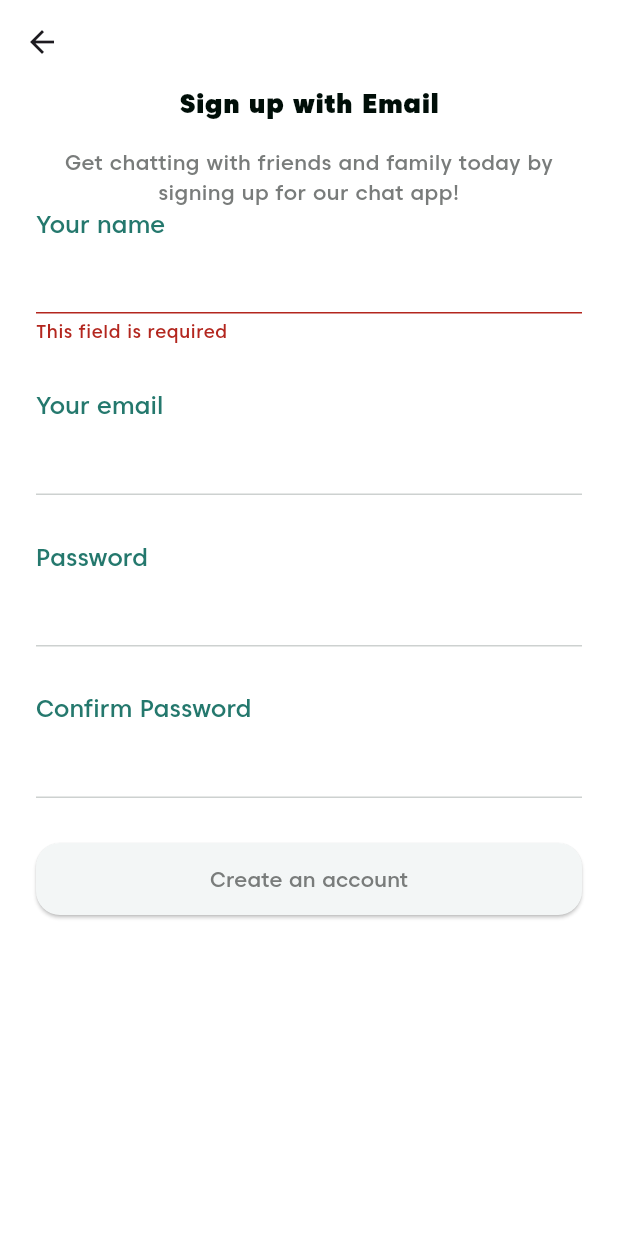
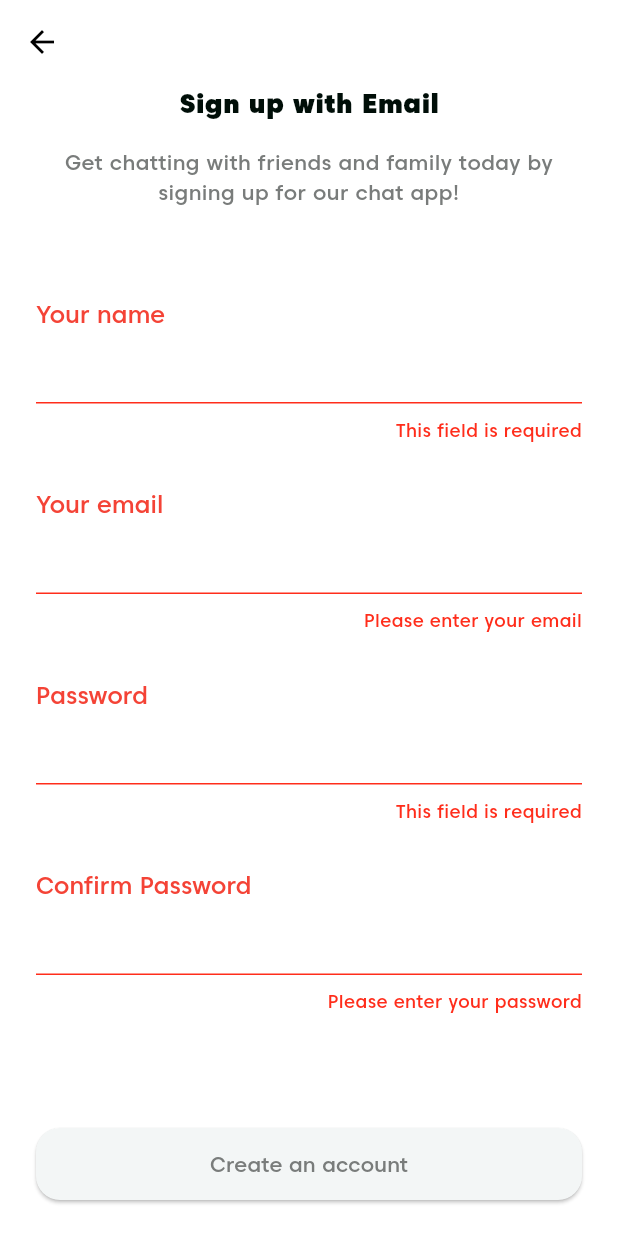
Before and after one commit to htpit1106/Chat-Box-App, a Flutter app: the SignUpPageChild screen opened directly, after a tap on "Create an account", on a phone screen of 412 x 824 dp. Run offline on Flutter 3.47's test engine with Material 3 defaults, Android fonts, the phone set to English and light mode, and no system bars; our stand-ins replace cloud_firestore, equatable, firebase_auth, firebase_core, flutter_bloc, flutter_secure_storage and 3 more; accounts and stored records are empty.

Commit message:
feat: Implement user sign-up and profile creation.

```diff
--- /dev/null
+++ b/devtools_options.yaml
@@ -0,0 +1,3 @@
+description: This file stores settings for Dart & Flutter DevTools.
+documentation: https://docs.flutter.dev/tools/devtools/extensions#configure-extension-enablement-states
+extensions:
--- a/lib/app.dart
+++ b/lib/app.dart
@@ -1,4 +1,5 @@
 import 'package:chatbox/core/global/app_cubit/app_cubit.dart';
+import 'package:chatbox/repository/auth_repository.dart';
 import 'package:flutter/material.dart';
 import 'package:flutter_bloc/flutter_bloc.dart';
 import 'package:flutter_localizations/flutter_localizations.dart';
@@ -7,18 +8,19 @@ import 'core/configs/app_configs.dart';
 import 'core/theme/app_theme.dart';
 import 'generated/l10n.dart';
 import 'navigation/app_router.dart';
+import 'repository/user_repository.dart';
 
-class ChatBoxApp extends StatefulWidget {
+class ChatBoxApp extends StatelessWidget {
   const ChatBoxApp({super.key});
 
   @override
-  State<ChatBoxApp> createState() => _ChatBoxAppState();
-}
-
-class _ChatBoxAppState extends State<ChatBoxApp> {
-  @override
   Widget build(BuildContext context) {
-    return MultiBlocProvider(
+    return MultiRepositoryProvider(
+      providers: [
+        RepositoryProvider<AuthRepository>(create: (_) => AuthRepositoryImpl()),
+        RepositoryProvider<UserRepository>(create: (_) => UserRepositoryImpl()),
+      ],
+      child: MultiBlocProvider(
         providers: [BlocProvider<AppCubit>(create: (context) => AppCubit())],
         child: BlocBuilder<AppCubit, AppState>(
           buildWhen: (previous, current) => previous.currentLanguage != current.currentLanguage,
@@ -44,6 +46,7 @@ class _ChatBoxAppState extends State<ChatBoxApp> {
             );
           },
         ),
+      ),
     );
   }
 }
--- a/lib/core/widgets/app_bar/app_bar_widget.dart
+++ b/lib/core/widgets/app_bar/app_bar_widget.dart
@@ -1,6 +1,6 @@
 import 'package:flutter/material.dart';
 
-class AppBarWidget extends StatelessWidget {
+class AppBarWidget extends StatelessWidget implements PreferredSizeWidget  {
   final VoidCallback? onBack;
   final List<Widget>? actions;
   final Color backgroundColor;
@@ -28,4 +28,8 @@ class AppBarWidget extends StatelessWidget {
       actions: actions,
     );
   }
+
+  @override
+  // TODO: implement preferredSize
+  Size get preferredSize => const Size.fromHeight(kToolbarHeight);
 }
--- a/lib/core/widgets/text_field/app_label_text_field.dart
+++ b/lib/core/widgets/text_field/app_label_text_field.dart
@@ -1,5 +1,4 @@
-import 'dart:ffi';
-
+import 'package:chatbox/core/theme/app_text_style.dart';
 import 'package:flutter/material.dart';
 
 class AppLabelTextField extends StatelessWidget {
@@ -7,13 +6,11 @@ class AppLabelTextField extends StatelessWidget {
   final String hintText;
   final TextEditingController? controller;
   final bool obscureText;
-  // validator
   final String? Function(String?)? validator;
-
 
   const AppLabelTextField({
     super.key,
-    this.label = "",
+    required this.label,
     this.hintText = "",
     this.controller,
     this.obscureText = false,
@@ -22,17 +19,47 @@ class AppLabelTextField extends StatelessWidget {
 
   @override
   Widget build(BuildContext context) {
+    return FormField<String>(
+      validator: validator,
+      builder: (field) {
+        final hasError = field.hasError;
+        final errorText = field.errorText;
+
         return Column(
           crossAxisAlignment: CrossAxisAlignment.start,
           children: [
-        Text(label, style: Theme.of(context).textTheme.labelLarge,),
+            Text(
+              label,
+              style: hasError
+                  ? Theme.of(context)
+                  .textTheme
+                  .labelLarge
+                  ?.copyWith(color: Colors.red)
+                  : Theme.of(context).textTheme.labelLarge,
+            ),
             TextFormField(
               controller: controller,
               obscureText: obscureText,
-          decoration: InputDecoration(hintText: hintText),
-          validator: validator,
+              decoration: InputDecoration(
+                hintText: hintText,
+                errorText: field.hasError ? '' : null,
+              ),
+              onChanged: field.didChange,
+            ),
+            if (hasError)
+              Align(
+                alignment: Alignment.centerRight,
+                child: Padding(
+                  padding: const EdgeInsets.only(top: 4),
+                  child: Text(
+                    errorText!,
+                    style:AppTextStyle.red.s12.w500,
+                  ),
+                ),
               ),
           ],
         );
+      },
+    );
   }
 }
--- /dev/null
+++ b/lib/data/models/user_profile/profile_entity.dart
@@ -0,0 +1,23 @@
+
+import 'package:json_annotation/json_annotation.dart';
+part 'profile_entity.g.dart';
+
+@JsonSerializable(fieldRename: FieldRename.snake)
+class ProfileEntity {
+  final String? uid;
+  final String? email;
+  final String? name;
+  final String? avatarUrl;
+
+  ProfileEntity({
+   this.uid,
+   this.email,
+   this.name,
+   this.avatarUrl,
+});
+  factory ProfileEntity.fromJson(Map<String, dynamic> json) => _$ProfileEntityFromJson(json);
+  Map<String, dynamic> toJson() => _$ProfileEntityToJson(this);
+
+
+
+}
--- a/lib/features/auth/signup/sign_up_cubit.dart
+++ b/lib/features/auth/signup/sign_up_cubit.dart
@@ -1,8 +1,37 @@
+import 'package:chatbox/data/models/user_profile/profile_entity.dart';
 import 'package:chatbox/features/auth/signup/sign_up_navigator.dart';
 import 'package:chatbox/features/auth/signup/sign_up_state.dart';
+import 'package:chatbox/repository/auth_repository.dart';
+import 'package:chatbox/repository/user_repository.dart';
 import 'package:flutter_bloc/flutter_bloc.dart';
 
 class SignUpCubit extends Cubit<SignUpState> {
   final SignUpNavigator navigator;
-  SignUpCubit({required this.navigator}) : super(SignUpState());
+  final AuthRepository authRepositor;
+  final UserRepository userRepository;
+
+  SignUpCubit({required this.navigator, required this.authRepositor, required this.userRepository})
+    : super(SignUpState());
+
+  Future<void> onPressSignUp({
+    required String email,
+    required String password,
+    required String name,
+  }) async {
+    emit(state.copyWith(isLoading: true));
+    try {
+      final credential = await authRepositor.signUp(email: email, password: password);
+      final uid = credential.user?.uid;
+      if (uid == null) {
+        emit(state.copyWith(isLoading: false, error: "Something went wrong"));
+        return;
+      }
+      final profile = ProfileEntity(uid: uid, email: email, name: name);
+      await userRepository.createUserProfile(profile);
+      emit(state.copyWith(isLoading: false, isSuccess: true));
+      navigator.openHome();
+    } catch (e) {
+      emit(state.copyWith(isLoading: false, error: "Something went wrong"));
+    }
+  }
 }
--- a/lib/features/auth/signup/sign_up_page.dart
+++ b/lib/features/auth/signup/sign_up_page.dart
@@ -1,9 +1,13 @@
 import 'package:chatbox/core/constants/ui_constants.dart';
+import 'package:chatbox/core/extensions/num_extension.dart';
 import 'package:chatbox/core/theme/app_colors.dart';
 import 'package:chatbox/core/theme/app_text_style.dart';
 import 'package:chatbox/core/utils/app_validator.dart';
+import 'package:chatbox/core/widgets/app_bar/app_bar_widget.dart';
 import 'package:chatbox/core/widgets/button/app_text_button.dart';
 import 'package:chatbox/core/widgets/text_field/app_label_text_field.dart';
+import 'package:chatbox/repository/auth_repository.dart';
+import 'package:chatbox/repository/user_repository.dart';
 import 'package:flutter/material.dart';
 import 'package:flutter_bloc/flutter_bloc.dart';
 
@@ -16,7 +20,11 @@ class SignUpPage extends StatelessWidget {
   @override
   Widget build(BuildContext context) {
     return BlocProvider<SignUpCubit>(
-      create: (context) => SignUpCubit(navigator: SignUpNavigator(context: context)),
+      create: (context) => SignUpCubit(
+        navigator: SignUpNavigator(context: context),
+        authRepositor: context.read<AuthRepository>(),
+        userRepository: context.read<UserRepository>(),
+      ),
       child: const SignUpPageChild(),
     );
   }
@@ -59,11 +67,7 @@ class _SignUpPageChildState extends State<SignUpPageChild> {
   @override
   Widget build(BuildContext context) {
     return Scaffold(
-      appBar: AppBar(
-        title: Icon(Icons.arrow_back),
-        centerTitle: false,
-        automaticallyImplyLeading: false,
-      ),
+      appBar: AppBarWidget(),
       body: Padding(
         padding: UiConstants.horizontalPaddingLarge,
         child: SingleChildScrollView(
@@ -73,6 +77,7 @@ class _SignUpPageChildState extends State<SignUpPageChild> {
           ),
         ),
       ),
+      bottomNavigationBar: Padding(padding: 24.paddingAll, child: _buildFooter()),
     );
   }
 
@@ -96,36 +101,46 @@ class _SignUpPageChildState extends State<SignUpPageChild> {
       child: Column(
         spacing: 30,
         children: [
+          const SizedBox(height: 30),
+
           AppLabelTextField(
             label: "Your name",
             controller: _nameController,
             validator: AppValidator.validateEmpty,
           ),
-          AppLabelTextField(label: "Your email", controller: _emailController),
+          AppLabelTextField(
+            label: "Your email",
+            controller: _emailController,
+            validator: AppValidator.validateEmail,
+          ),
           AppLabelTextField(
             label: "Password",
             controller: _passwordController,
             obscureText: true,
+            validator: AppValidator.validateEmpty,
           ),
           AppLabelTextField(
             label: "Confirm Password",
             controller: _confirmPasswordController,
             obscureText: true,
+            validator: (value) =>
+                AppValidator.validateConfirmPassword(value, _passwordController.text),
           ),
-          AppTextButton(
-            text: "Create an account",
-            onPressed: () {
-              if (_formKey.currentState!.validate()) {
-                print("Sign up");
-              }
-            },
-            color: AppColors.buttonLightGray,
-            textStyle: AppTextStyle.gray.s14.w500,
-          )
         ],
       ),
     );
   }
 
-
+  Widget _buildFooter() {
+    return AppTextButton(
+      text: "Create an account",
+      onPressed: () {
+        if (_formKey.currentState!.validate()) {
+          _cubit.onPressSignUp(email: _emailController.text, password: _passwordController.text, name: _nameController.text);
+        }
+      },
+      color: AppColors.buttonLightGray,
+      textStyle: AppTextStyle.gray.s14.w500,
+    );
+  }
 }
--- a/lib/features/auth/signup/sign_up_state.dart
+++ b/lib/features/auth/signup/sign_up_state.dart
@@ -1,6 +1,28 @@
 import 'package:equatable/equatable.dart';
 
 class SignUpState extends Equatable {
+  final bool isLoading;
+  final bool isSuccess;
+  final String? error;
+  const SignUpState({
+    this.isLoading = false,
+    this.isSuccess = false,
+    this.error,
+  });
+  // copy with
+  SignUpState copyWith({
+    bool? isLoading,
+    bool? isSuccess,
+    String? error,
+  }) {
+    return SignUpState(
+      isLoading: isLoading ?? this.isLoading,
+      isSuccess: isSuccess ?? this.isSuccess,
+      error: error ?? this.error,
+    );
+  }
+
+
   @override
   List<Object?> get props => [];
 }
--- /dev/null
+++ b/lib/repository/auth_repository.dart
@@ -0,0 +1,23 @@
+import 'package:firebase_auth/firebase_auth.dart';
+import 'package:flutter/material.dart';
+
+enum SignUpError { emailAlreadyInUse, invalidEmail, weakPassword, unknown }
+
+abstract class AuthRepository {
+  Future<UserCredential> signUp({required String email, required String password});
+}
+
+class AuthRepositoryImpl implements AuthRepository {
+  @override
+  Future<UserCredential> signUp({required String email, required String password}) async {
+    try {
+      return await FirebaseAuth.instance.createUserWithEmailAndPassword(
+        email: email,
+        password: password,
+      );
+    } catch (e) {
+      debugPrint(e.toString());
+      return Future.error(e);
+    }
+  }
+}
--- a/pubspec.yaml
+++ b/pubspec.yaml
@@ -35,6 +35,7 @@ dependencies:
   # The following adds the Cupertino Icons font to your application.
   # Use with the CupertinoIcons class for iOS style icons.
   cupertino_icons: ^1.0.8
+  json_annotation:
 
   #State Management
   flutter_bloc: ^9.1.0
@@ -82,7 +83,8 @@ dev_dependencies:
   # package. See that file for information about deactivating specific lint
   # rules and activating additional ones.
   flutter_lints: ^6.0.0
-
+  build_runner:
+  json_serializable:
 # For information on the generic Dart part of this file, see the
 # following page: https://dart.dev/tools/pub/pubspec
 
```
Also changed, not shown: lib/core/theme/app_theme.dart (+12 -0 lines), lib/repository/user_repository.dart (added, +36 -0 lines), lib/data/models/user_profile/profile_entity.g.dart (added), pubspec.lock. Lines whose indentation alone changed are shown as unchanged.
